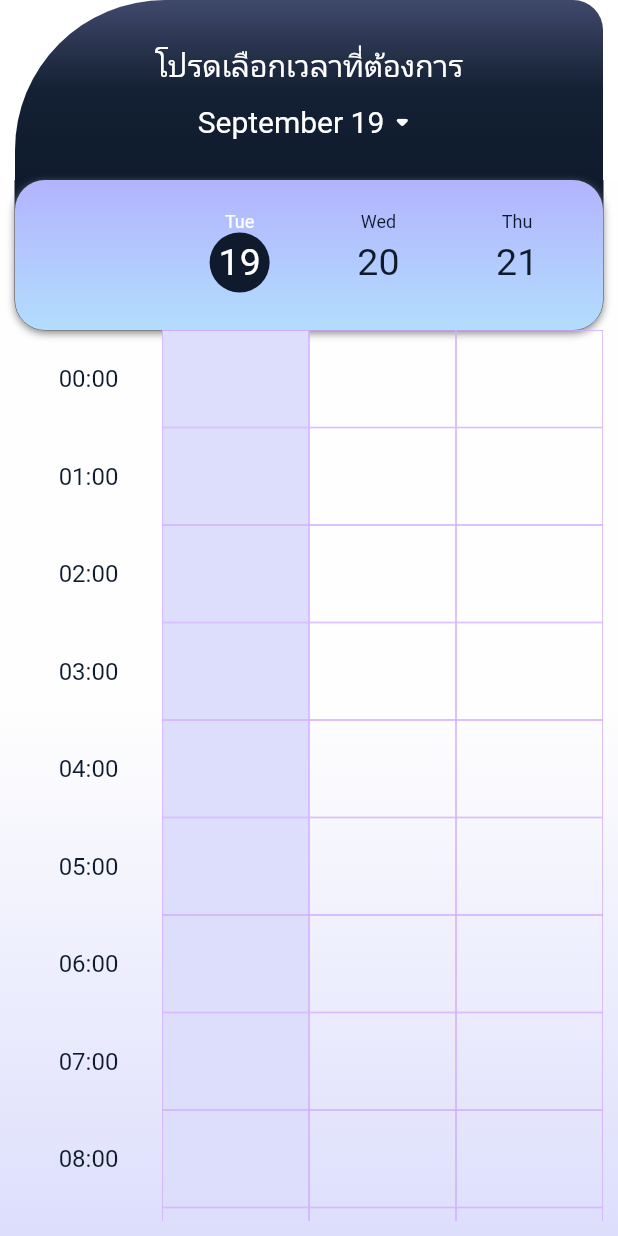
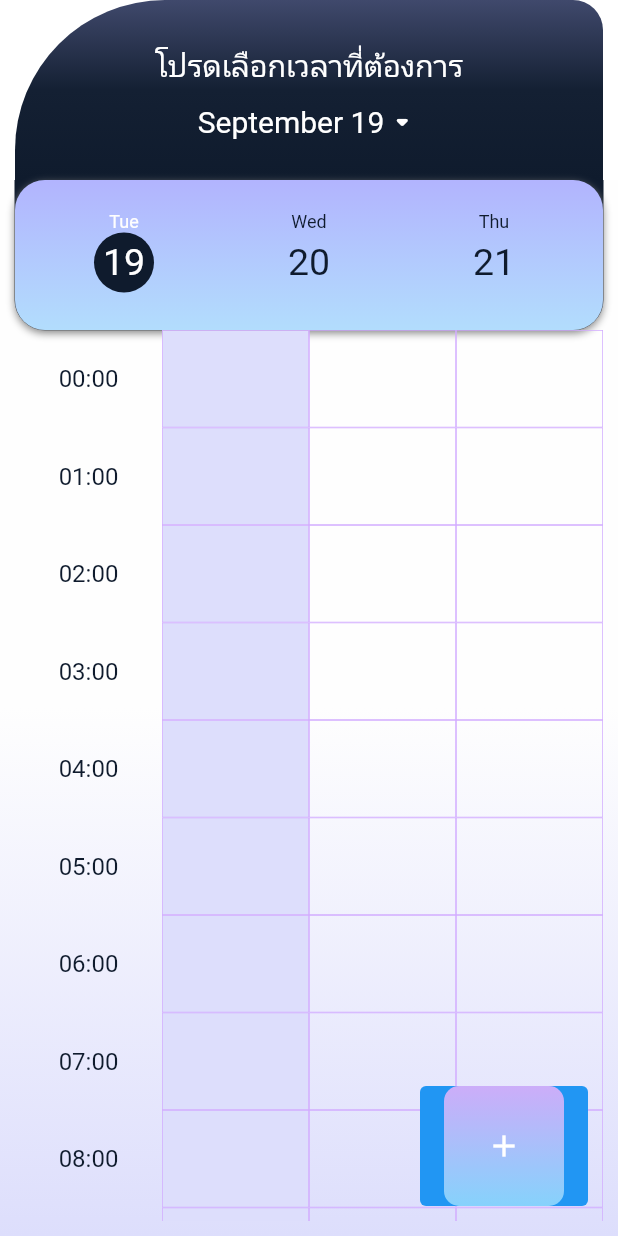
Before and after one commit to TelephyApp/Telephy_frontend, a Flutter app: the screen it shows after launch, on a phone screen of 412 x 824 dp. Run offline on Flutter 3.47's test engine with Material 2 defaults, Android fonts, the phone set to English and light mode, and no system bars; our stand-ins replace font_awesome_flutter, table_calendar.

Commit message:
booking dai laew yay

```diff
--- a/lib/widgets/timeSlot.dart
+++ b/lib/widgets/timeSlot.dart
@@ -29,7 +29,9 @@ class _TimeSlotTableState extends State<TimeSlotTable> {
 
     final lastThreeDays = nextTwoDays;
 
-    return Container(
+    return Stack(
+      children: [
+        Container(
           padding: const EdgeInsets.only(left: 10, right: 10),
           decoration: const BoxDecoration(
             gradient: LinearGradient(
@@ -69,11 +71,6 @@ class _TimeSlotTableState extends State<TimeSlotTable> {
                   ),
                   child: Row(
                     children: [
-                  const Expanded(
-                    child: SizedBox(
-                      width: 20,
-                    ),
-                  ),
                       for (var dayIndex = 0;
                           dayIndex < lastThreeDays.length;
                           dayIndex++)
@@ -85,7 +82,8 @@ class _TimeSlotTableState extends State<TimeSlotTable> {
                                   height: 10,
                                 ),
                                 Text(
-                              DateFormat('EEE').format(lastThreeDays[dayIndex]),
+                                  DateFormat('EEE')
+                                      .format(lastThreeDays[dayIndex]),
                                   style: TextStyle(
                                     fontSize: 12,
                                     color: dayIndex == 0
@@ -100,7 +98,8 @@ class _TimeSlotTableState extends State<TimeSlotTable> {
                                     borderRadius: BorderRadius.circular(50),
                                     color: dayIndex == 0
                                         ? const Color(0xFF0F1B2D)
-                                    : const Color.fromARGB(0, 254, 254, 254),
+                                        : const Color.fromARGB(
+                                            0, 254, 254, 254),
                                   ),
                                   child: Center(
                                     child: Text(
@@ -131,7 +130,10 @@ class _TimeSlotTableState extends State<TimeSlotTable> {
                     return Row(
                       children: [
                         Expanded(
-                      child: TimeSlot(hour: hour),
+                          child: TimeSlot(
+                            hour: hour,
+                            isBooking: isBooking, // Pass isBooking state
+                          ),
                         ),
                         for (var dayIndex = 0;
                             dayIndex < lastThreeDays.length;
@@ -143,11 +145,13 @@ class _TimeSlotTableState extends State<TimeSlotTable> {
                               isTapped: isSlotTapped[dayIndex]
                                   [hourIndex], // Pass tapped state
                               onTap: () {
+                                if (isBooking) {
                                   // Toggle tapped state for this specific day and hour
                                   setState(() {
                                     isSlotTapped[dayIndex][hourIndex] =
                                         !isSlotTapped[dayIndex][hourIndex];
                                   });
+                                }
                               },
                             ),
                           ),
@@ -161,14 +165,45 @@ class _TimeSlotTableState extends State<TimeSlotTable> {
               ),
             ],
           ),
+        ),
+        Positioned(
+          bottom: 20,
+          right: 20, // Set the button position to the bottom right
+          child: ElevatedButton(
+            style: ElevatedButton.styleFrom(
+
+              shadowColor: Colors.transparent,
+              //make color or elevated button transparent
+            ),
+            onPressed: () {
+              setState(() {
+                isBooking = !isBooking;
+              });
+            },
+            child: Container(
+                height: 80,
+                width: 80,
+                decoration: BoxDecoration(
+                    borderRadius: BorderRadius.all(Radius.circular(10)),
+                    gradient: LinearGradient(
+                      colors: [Color(0xFF86D2FC), Color(0xFFCCADF9)],
+                      begin: Alignment.bottomCenter,
+                      end: Alignment.topCenter,
+                    )),
+                child: Icon(isBooking ? Icons.done : Icons.add)),
+          ),
+        ),
+      ],
     );
   }
 }
 
 class TimeSlot extends StatelessWidget {
   final String hour;
+  final bool isBooking;
 
-  const TimeSlot({Key? key, required this.hour}) : super(key: key);
+  const TimeSlot({Key? key, required this.hour, required this.isBooking})
+      : super(key: key);
 
   @override
   Widget build(BuildContext context) {
@@ -180,7 +215,10 @@ class TimeSlot extends StatelessWidget {
           ),
           Text(
             '$hour:00',
-            style: const TextStyle(fontSize: 16, color: Color(0xFF0F1B2D)),
+            style: TextStyle(
+              fontSize: 16,
+              color: isBooking ? Colors.grey : Color(0xFF0F1B2D),
+            ),
           ),
           const SizedBox(
             height: 20,
@@ -296,3 +334,11 @@ class HourlySlot extends StatelessWidget {
           );
   }
 }
+
+void main() {
+  runApp(MaterialApp(
+    home: Scaffold(
+      body: TimeSlotTable(currentDate: DateTime.now()),
+    ),
+  ));
+}
```
Lines whose indentation alone changed are shown as unchanged.
